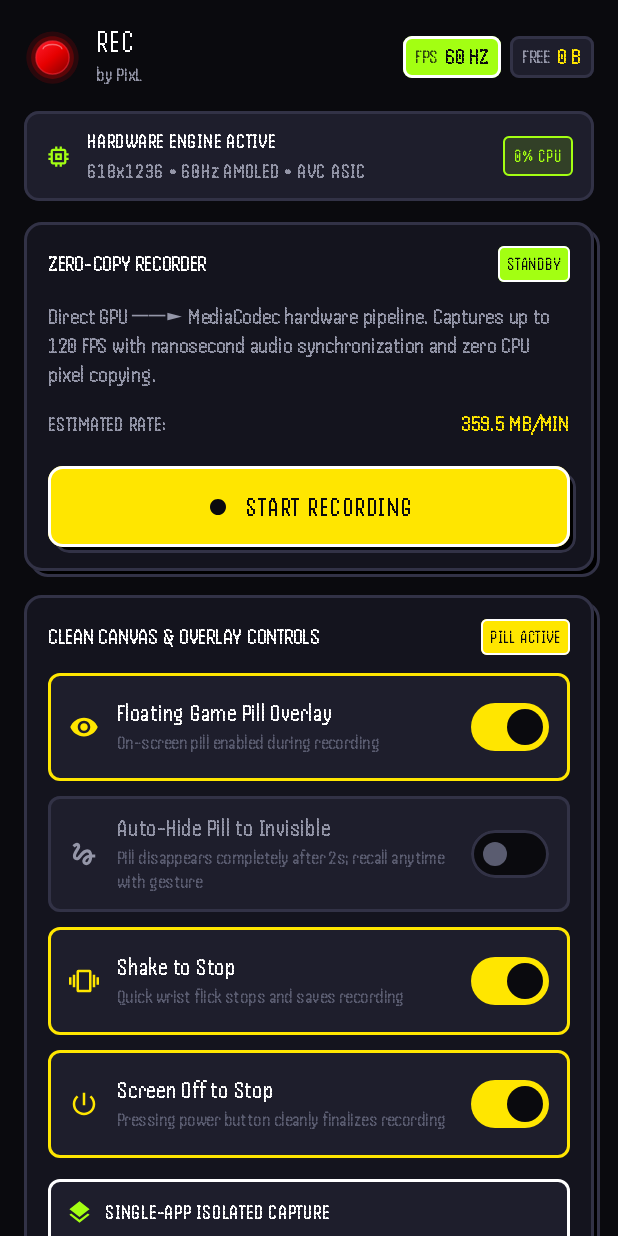
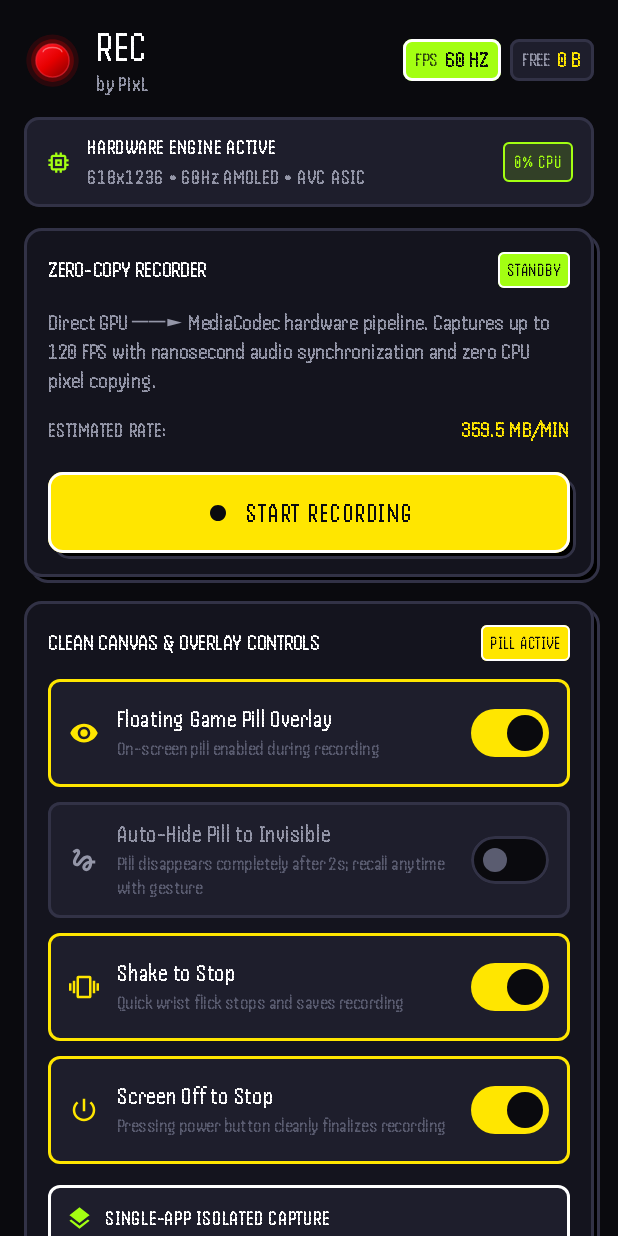
Before and after one commit to pixlofficial/rec, an Android app built with Jetpack Compose: the screen it shows after launch (MainActivity), on a phone screen of 412 x 824 dp. Run offline under Robolectric (Android 15) with nearby library versions, the light colour scheme and no system bars.

Commit message:
design(header): increase REC brand font size to 28sp

```diff
--- a/app/src/main/java/dev/pixl/recorder/ui/dashboard/DashboardScreen.kt
+++ b/app/src/main/java/dev/pixl/recorder/ui/dashboard/DashboardScreen.kt
@@ -186,7 +186,8 @@ private fun HeaderBar(uiState: DashboardUiState) {
                 Text(
                     text = "REC",
                     color = Color.White,
-                    fontSize = 21.sp,
+                    fontSize = 28.sp,
+                    lineHeight = 28.sp,
                     fontFamily = Handjet,
                     fontWeight = FontWeight.Bold,
                     letterSpacing = 1.sp
@@ -194,7 +195,8 @@ private fun HeaderBar(uiState: DashboardUiState) {
                 Text(
                     text = "by PixL",
                     color = TextSecondary,
-                    fontSize = 13.sp,
+                    fontSize = 14.sp,
+                    lineHeight = 16.sp,
                     fontFamily = Handjet,
                     fontWeight = FontWeight.Medium,
                     letterSpacing = 0.5.sp
```
